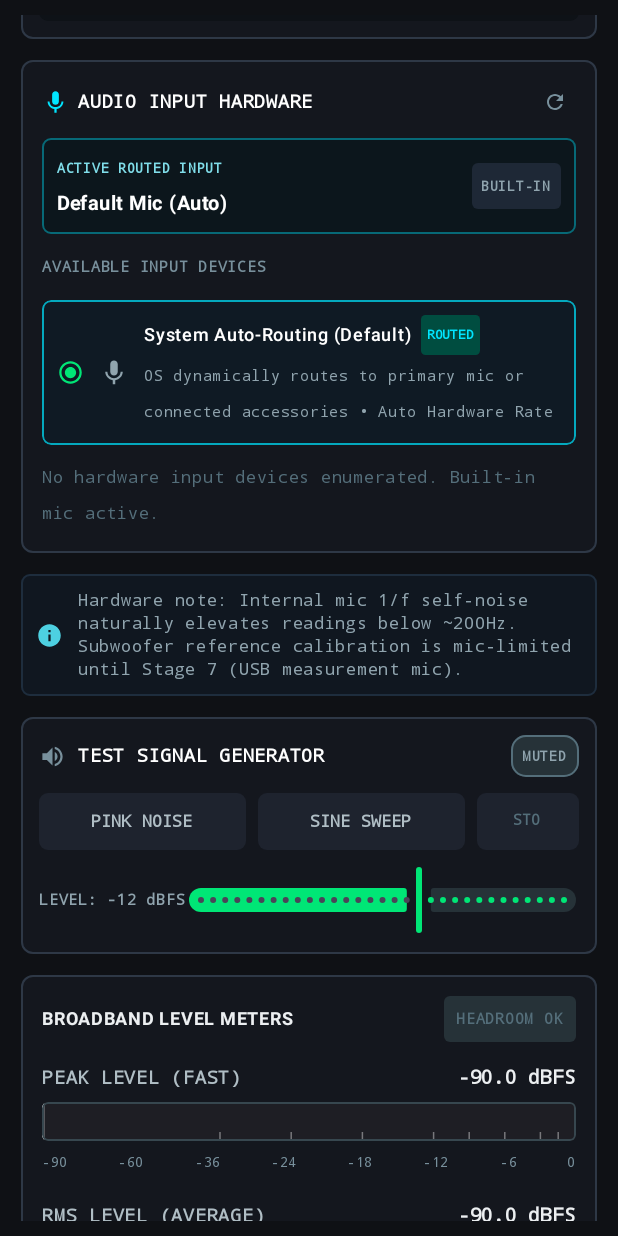
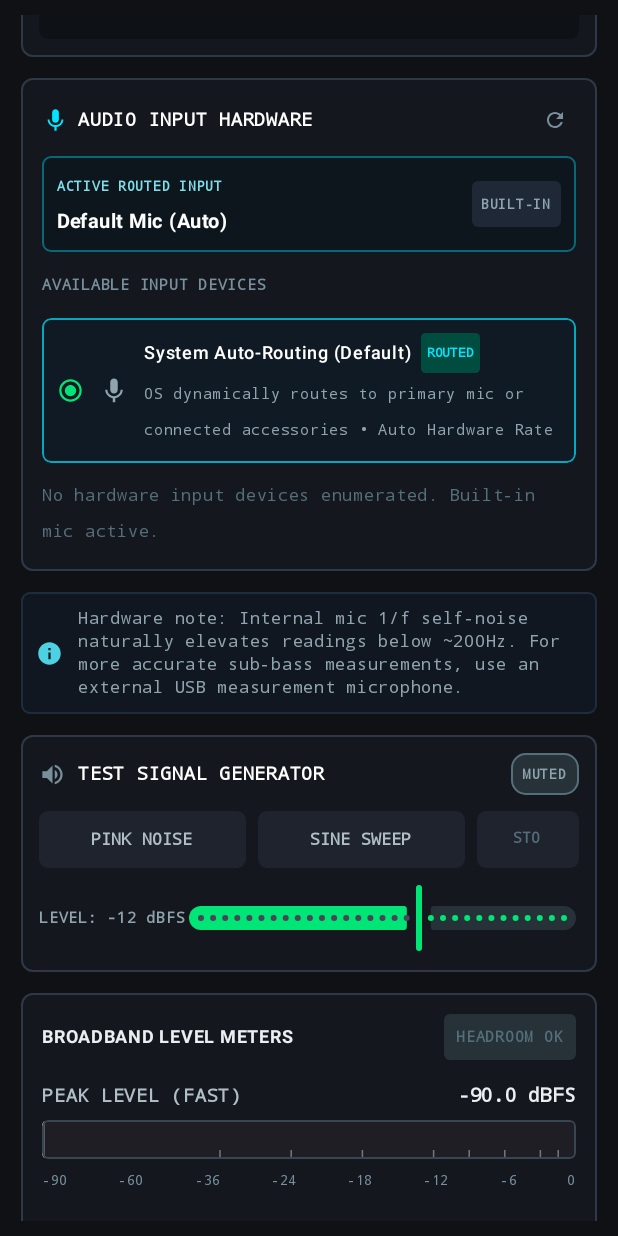
Before and after one commit to AdwaitOP/rta-tuner, an Android app built with Jetpack Compose: the screen it shows after launch (MainActivity), after a tap on "Refresh Devices", on a phone screen of 412 x 824 dp. Run offline under Robolectric (Android 15) with nearby library versions, the light colour scheme and no system bars; our stand-ins replace Room's generated code; 4 statements that could not run were skipped.

Commit message:
Checkpoint: audio pipeline, signal generator, FFT, UI and test updates

```diff
--- a/app/src/main/java/com/rtatuner/app/core/audio/AudioCaptureManager.kt
+++ b/app/src/main/java/com/rtatuner/app/core/audio/AudioCaptureManager.kt
@@ -10,13 +10,11 @@ import android.media.AudioRecord
 import android.media.MediaRecorder
 import android.os.Process
 import android.util.Log
-import kotlinx.coroutines.channels.BufferOverflow
-import kotlinx.coroutines.channels.Channel
 import kotlinx.coroutines.flow.Flow
 import kotlinx.coroutines.flow.MutableStateFlow
 import kotlinx.coroutines.flow.StateFlow
 import kotlinx.coroutines.flow.asStateFlow
-import kotlinx.coroutines.flow.receiveAsFlow
+import kotlinx.coroutines.flow.emptyFlow
 import com.rtatuner.app.core.dsp.BiquadFilterBank
 import com.rtatuner.app.core.dsp.FftProcessor
 import java.util.concurrent.atomic.AtomicBoolean
@@ -50,13 +48,8 @@ class AudioCaptureManager(
     // State flow for UI and diagnostics
     private val _uiState = MutableStateFlow(AudioCaptureUiState())
     val uiState: StateFlow<AudioCaptureUiState> = _uiState.asStateFlow()
-
-    // Non-blocking channel for high-speed audio frames
-    private val frameChannel = Channel<AudioFrame>(
-        capacity = 4,
-        onBufferOverflow = BufferOverflow.DROP_OLDEST
-    )
-    val audioFrames: Flow<AudioFrame> = frameChannel.receiveAsFlow()
+    @Deprecated("Legacy unbuffered flow; observe uiState directly instead", ReplaceWith("uiState"))
+    val audioFrames: Flow<AudioFrame> = emptyFlow()
 
     private val isRunning = AtomicBoolean(false)
     private var captureThread: Thread? = null
@@ -422,7 +415,8 @@ class AudioCaptureManager(
                 val isClipping = AudioMath.isClipping(readBuffer, readResult)
 
                 // Real-time FFT spectral analysis (Hann window, Radix-2 FFT powering raw FFT line mode)
-                val fftResult = fftProcessor.processFrame(slidingWindow)
+                // Skips redundant 31-band binning since 64-bit continuous IIR BiquadFilterBank is authoritative for 1/3-octave view
+                val fftResult = fftProcessor.processFrame(slidingWindow, computeOctaveBands = false)
 
                 val nowNs = System.nanoTime()
                 totalFrames++
@@ -433,18 +427,6 @@ class AudioCaptureManager(
                     framesInSecond = 0
                     lastFpsTimeNs = nowNs
                 }
-
-                val frame = AudioFrame(
-                    samples = slidingWindow.copyOf(), // Cloned for downstream thread safety
-                    sampleRate = sampleRate,
-                    rmsDb = rmsDb,
-                    peakDb = peakDb,
-                    isClipping = isClipping,
-                    fftResult = fftResult.copy(octave31Db = octave31FilterDb),
-                    timestampNs = nowNs
-                )
-
-                frameChannel.trySend(frame)
 
                 // Update UI state diagnostics periodically (avoid overwhelming Main thread)
                 _uiState.value = _uiState.value.let { current ->
--- a/app/src/main/java/com/rtatuner/app/core/audio/SignalGeneratorState.kt
+++ b/app/src/main/java/com/rtatuner/app/core/audio/SignalGeneratorState.kt
@@ -33,5 +33,6 @@ data class SignalGeneratorState(
     val sweepRange: SweepRangePreset = SweepRangePreset.FULL_SPECTRUM,
     val isSweepLooping: Boolean = true,
     val currentSweepProgress: Float = 0.0f, // 0.0 to 1.0
-    val currentSweepFreqHz: Float = 20.0f
+    val currentSweepFreqHz: Float = 20.0f,
+    val errorMessage: String? = null
 )
--- a/app/src/main/java/com/rtatuner/app/ui/DebugScreen.kt
+++ b/app/src/main/java/com/rtatuner/app/ui/DebugScreen.kt
@@ -23,6 +23,7 @@ import androidx.compose.foundation.layout.wrapContentWidth
 import androidx.compose.ui.text.style.TextOverflow
 import androidx.compose.foundation.shape.CircleShape
 import androidx.compose.foundation.shape.RoundedCornerShape
+import androidx.compose.foundation.horizontalScroll
 import androidx.compose.foundation.verticalScroll
 import androidx.compose.material.icons.Icons
 import androidx.compose.material.icons.filled.GraphicEq
@@ -210,7 +211,7 @@ fun DebugScreen(
                 )
             }
 
-            // Stage 7 Hotplug Switch Prompt Dialog
+            // Hotplug Switch Prompt Dialog
             val attachedPrompt = uiState.deviceAttachedPrompt
             if (attachedPrompt != null) {
                 AlertDialog(
@@ -278,7 +279,7 @@ fun DebugScreen(
                 )
             }
 
-            // Stage 3 SurfaceView Spectrum Card with Stage 6 Frozen Overlays
+            // SurfaceView Spectrum Card with Frozen Overlays
             SurfaceSpectrumCard(
                 uiState = uiState,
                 frozenSnapshots = frozenSnapshots,
@@ -300,7 +301,7 @@ fun DebugScreen(
                 }
             )
 
-            // Stage 5 Calibration & Target Curves Card
+            // Calibration & Target Curves Card
             CalibrationControlsCard(
                 uiState = uiState,
                 onLoadMicCurve = { name, content -> viewModel.loadMicCurve(name, content) },
@@ -315,7 +316,7 @@ fun DebugScreen(
                 onClearNoiseFloor = { viewModel.clearNoiseFloor() }
             )
 
-            // Stage 6 Session Tools Card
+            // Session Tools Card
             SessionToolsCard(
                 viewModel = viewModel,
                 surfaceViewRef = surfaceViewRef,
@@ -324,7 +325,7 @@ fun DebugScreen(
                 savedSessions = savedSessions
             )
 
-            // Stage 7 Audio Input Hardware & Device Selection Card
+            // Audio Input Hardware & Device Selection Card
             AudioInputDeviceCard(
                 uiState = uiState,
                 onSelectDevice = { viewModel.setPreferredInputDevice(it) },
@@ -335,7 +336,7 @@ fun DebugScreen(
             // Hardware Mic Noise Floor Limitation Notice
             MicNoiseFloorNoticeCard()
 
-            // Stage 4 Test Signal Generator Card
+            // Test Signal Generator Card
             SignalGeneratorCard(
                 state = uiState.generator,
                 onStartPinkNoise = { viewModel.startPinkNoise() },
@@ -361,8 +362,37 @@ fun DebugScreen(
                 onResetPeak = { viewModel.resetPeakHold() }
             )
 
-            // Hardware & Engine Diagnostics Card
+            // Advanced Diagnostics Card (collapsed by default)
+            var showHardwareDiag by remember { mutableStateOf(false) }
+            Row(
+                modifier = Modifier
+                    .fillMaxWidth()
+                    .clip(RoundedCornerShape(6.dp))
+                    .background(
+                        if (showHardwareDiag) Color(0xFF14171E) else Color.Transparent
+                    )
+                    .clickable { showHardwareDiag = !showHardwareDiag }
+                    .padding(horizontal = 10.dp, vertical = 8.dp),
+                horizontalArrangement = Arrangement.spacedBy(8.dp),
+                verticalAlignment = Alignment.CenterVertically
+            ) {
+                Icon(
+                    imageVector = Icons.Default.Info,
+                    contentDescription = "Toggle advanced diagnostics",
+                    tint = Color(0xFF546E7A),
+                    modifier = Modifier.size(16.dp)
+                )
+                Text(
+                    text = if (showHardwareDiag) "▾ ADVANCED DIAGNOSTICS" else "▸ ADVANCED DIAGNOSTICS",
+                    color = Color(0xFF78909C),
+                    fontSize = 11.sp,
+                    fontWeight = FontWeight.Bold,
+                    fontFamily = FontFamily.Monospace
+                )
+            }
+            if (showHardwareDiag) {
                 HardwareDiagnosticsCard(uiState = uiState)
+            }
 
             // Audio Controls (Start / Stop / Reset)
             ControlsSection(
@@ -440,6 +470,7 @@ private fun FullscreenGraphView(
             // Active frozen snapshots badges
             if (frozenSnapshots.isNotEmpty()) {
                 Row(
+                    modifier = Modifier.horizontalScroll(rememberScrollState()),
                     horizontalArrangement = Arrangement.spacedBy(4.dp),
                     verticalAlignment = Alignment.CenterVertically
                 ) {
@@ -567,7 +598,7 @@ private fun HeaderSection(status: CaptureStatus) {
                     letterSpacing = 1.sp
                 )
                 Text(
-                    text = "STAGE 7 • USB/EXT MIC, SESSIONS & 60FPS RTA",
+                    text = "Real-Time Audio Spectrum Analyzer",
                     color = Color(0xFF78909C),
                     fontSize = 10.sp,
                     fontWeight = FontWeight.Bold,
@@ -723,26 +754,31 @@ private fun SurfaceSpectrumCard(
 
             // Row 2: EMA Averaging Presets & dB Range Selector
             Row(
-                modifier = Modifier.fillMaxWidth(),
+                modifier = Modifier
+                    .fillMaxWidth()
+                    .horizontalScroll(rememberScrollState()),
                 horizontalArrangement = Arrangement.SpaceBetween,
                 verticalAlignment = Alignment.CenterVertically
             ) {
                 // EMA Averaging Selector
-                Row(verticalAlignment = Alignment.CenterVertically) {
+                Row(
+                    verticalAlignment = Alignment.CenterVertically,
+                    modifier = Modifier.padding(end = 6.dp)
+                ) {
                     Text(
                         text = "AVG:",
                         color = Color(0xFF78909C),
-                        fontSize = 10.sp,
+                        fontSize = 9.sp,
                         fontWeight = FontWeight.Bold,
                         fontFamily = FontFamily.Monospace,
-                        modifier = Modifier.padding(end = 4.dp)
+                        modifier = Modifier.padding(end = 3.dp)
                     )
                     Row(
                         modifier = Modifier
                             .clip(RoundedCornerShape(6.dp))
                             .background(Color(0xFF0C0E12))
                             .border(1.dp, Color(0xFF242C38), RoundedCornerShape(6.dp))
-                            .padding(2.dp)
+                            .padding(1.dp)
                     ) {
                         EmaPreset.values().forEach { preset ->
                             SelectChip(
@@ -759,17 +795,17 @@ private fun SurfaceSpectrumCard(
                     Text(
                         text = "RANGE:",
                         color = Color(0xFF78909C),
-                        fontSize = 10.sp,
+                        fontSize = 9.sp,
                         fontWeight = FontWeight.Bold,
                         fontFamily = FontFamily.Monospace,
-                        modifier = Modifier.padding(end = 4.dp)
+                        modifier = Modifier.padding(end = 3.dp)
                     )
                     Row(
                         modifier = Modifier
                             .clip(RoundedCornerShape(6.dp))
                             .background(Color(0xFF0C0E12))
                             .border(1.dp, Color(0xFF242C38), RoundedCornerShape(6.dp))
-                            .padding(2.dp)
+                            .padding(1.dp)
                     ) {
                         listOf(-60f, -80f, -90f).forEach { minDb ->
                             SelectChip(
@@ -852,6 +888,9 @@ private fun SurfaceSpectrumCard(
 
                 if (frozenSnapshots.isNotEmpty()) {
                     Row(
+                        modifier = Modifier
+                            .weight(1f, fill = false)
+                            .horizontalScroll(rememberScrollState()),
                         horizontalArrangement = Arrangement.spacedBy(4.dp),
                         verticalAlignment = Alignment.CenterVertically
                     ) {
@@ -899,7 +938,36 @@ private fun SurfaceSpectrumCard(
             }
 
 
-            // Telemetry Row
+            // Performance Diagnostics (collapsed by default)
+            var showDiagnostics by remember { mutableStateOf(false) }
+            Row(
+                modifier = Modifier
+                    .fillMaxWidth()
+                    .clip(RoundedCornerShape(4.dp))
+                    .background(
+                        if (showDiagnostics) Color(0xFF00E676).copy(alpha = 0.06f)
+                        else Color.Transparent
+                    )
+                    .clickable { showDiagnostics = !showDiagnostics }
+                    .padding(horizontal = 4.dp, vertical = 2.dp),
+                horizontalArrangement = Arrangement.spacedBy(8.dp),
+                verticalAlignment = Alignment.CenterVertically
+            ) {
+                Icon(
+                    imageVector = Icons.Default.Info,
+                    contentDescription = "Toggle diagnostics",
+                    tint = Color(0xFF546E7A),
+                    modifier = Modifier.size(12.dp)
+                )
+                Text(
+                    text = if (showDiagnostics) "HIDE DIAGNOSTICS" else "DIAGNOSTICS",
+                    color = Color(0xFF546E7A),
+                    fontSize = 9.sp,
+                    fontWeight = FontWeight.Bold,
+                    fontFamily = FontFamily.Monospace
+                )
+            }
+            if (showDiagnostics) {
                 Row(
                     modifier = Modifier.fillMaxWidth(),
                     horizontalArrangement = Arrangement.spacedBy(12.dp),
@@ -923,6 +991,7 @@ private fun SurfaceSpectrumCard(
                         maxLines = 1,
                         softWrap = false
                     )
+                }
             }
 
             // Peak-Hold Ballistics Toggle — own row so it always has full width
@@ -1043,7 +1112,7 @@ private fun SelectChip(
             .clip(RoundedCornerShape(4.dp))
             .background(if (isSelected) Color(0xFF37474F) else Color.Transparent)
             .clickable { onClick() }
-            .padding(horizontal = 6.dp, vertical = 3.dp)
+            .padding(horizontal = 5.dp, vertical = 2.dp)
     ) {
         Text(
             text = label,
@@ -1404,7 +1473,7 @@ private fun HardwareDiagnosticsCard(uiState: AudioCaptureUiState) {
             verticalArrangement = Arrangement.spacedBy(9.dp)
         ) {
             Text(
-                text = "HARDWARE & PERFORMANCE TELEMETRY",
+                text = "HARDWARE & ENGINE DIAGNOSTICS",
                 color = Color(0xFFECEFF1),
                 fontSize = 12.sp,
                 fontWeight = FontWeight.Bold,
@@ -1553,7 +1622,7 @@ private fun MicNoiseFloorNoticeCard() {
             )
             Spacer(modifier = Modifier.width(10.dp))
             Text(
-                text = "Hardware note: Internal mic 1/f self-noise naturally elevates readings below ~200Hz. Subwoofer reference calibration is mic-limited until Stage 7 (USB measurement mic).",
+                text = "Hardware note: Internal mic 1/f self-noise naturally elevates readings below ~200Hz. For more accurate sub-bass measurements, use an external USB measurement microphone.",
                 color = Color(0xFF90A4AE),
                 fontSize = 11.sp,
                 fontFamily = FontFamily.Monospace,
@@ -1625,6 +1694,36 @@ private fun SignalGeneratorCard(
                         softWrap = false,
                         modifier = Modifier.padding(horizontal = 8.dp, vertical = 2.dp)
                     )
+                }
+            }
+
+            // Error banner if any
+            if (state.errorMessage != null) {
+                Surface(
+                    color = Color(0xFFB71C1C).copy(alpha = 0.2f),
+                    shape = RoundedCornerShape(4.dp),
+                    border = androidx.compose.foundation.BorderStroke(1.dp, Color(0xFFFF5252).copy(alpha = 0.5f)),
+                    modifier = Modifier.fillMaxWidth()
+                ) {
+                    Row(
+                        modifier = Modifier.padding(horizontal = 8.dp, vertical = 6.dp),
+                        verticalAlignment = Alignment.CenterVertically
+                    ) {
+                        Icon(
+                            imageVector = Icons.Default.Warning,
+                            contentDescription = "Error",
+                            tint = Color(0xFFFF5252),
+                            modifier = Modifier.size(14.dp)
+                        )
+                        Spacer(modifier = Modifier.width(6.dp))
+                        Text(
+                            text = state.errorMessage,
+                            color = Color(0xFFFF8A80),
+                            fontSize = 10.sp,
+                            fontFamily = FontFamily.Monospace,
+                            fontWeight = FontWeight.Bold
+                        )
+                    }
                 }
             }
 
@@ -1945,7 +2044,7 @@ fun CalibrationControlsCard(
                         modifier = Modifier.size(18.dp)
                     )
                     Text(
-                        text = "STAGE 5: CALIBRATION & TARGET CURVES",
+                        text = "CALIBRATION & TARGET CURVES",
                         color = Color.White,
                         fontSize = 12.sp,
                         fontWeight = FontWeight.Bold,
--- a/app/src/main/java/com/rtatuner/app/ui/components/AudioInputDeviceCard.kt
+++ b/app/src/main/java/com/rtatuner/app/ui/components/AudioInputDeviceCard.kt
@@ -45,7 +45,7 @@ import com.rtatuner.app.core.audio.AudioInputDeviceInfo
 import com.rtatuner.app.core.audio.DeviceCategory
 
 /**
- * UI Component for Stage 7: Input Device Enumeration, Routing Status,
+ * UI Component for Input Device Enumeration, Routing Status,
  * Sample Rate Renegotiation, and Hotplug Detection.
  */
 @Composable
--- a/app/src/main/java/com/rtatuner/app/ui/components/LevelMeter.kt
+++ b/app/src/main/java/com/rtatuner/app/ui/components/LevelMeter.kt
@@ -128,10 +128,12 @@ fun LevelMeter(
                     )
                 }
 
-                // Draw scale ticks across the meter
-                val tickMarks = listOf(-60f, -48f, -36f, -24f, -18f, -12f, -6f, -3f)
-                for (tickDb in tickMarks) {
-                    val tickFraction = (tickDb - minDb) / (maxDb - minDb)
+                // Draw scale ticks across the meter (relative to safeMaxDb, shifting properly in SPL mode)
+                val relativeTickOffsets = listOf(60f, 48f, 36f, 24f, 18f, 12f, 6f, 3f)
+                for (offset in relativeTickOffsets) {
+                    val tickDb = safeMaxDb - offset
+                    if (tickDb > safeMinDb) {
+                        val tickFraction = ((tickDb - safeMinDb) / span).coerceIn(0f, 1f)
                         val tickX = size.width * tickFraction
                         drawLine(
                             color = Color(0x66FFFFFF),
@@ -142,17 +144,21 @@ fun LevelMeter(
                     }
                 }
             }
+        }
 
-        // Scale label ticks below the bar
+        // Scale label ticks below the bar (shifted dynamically for dBFS or dBSPL)
+        val labelOffsets = listOf(90f, 60f, 36f, 24f, 18f, 12f, 6f, 0f)
         Row(
             modifier = Modifier
                 .fillMaxWidth()
                 .padding(top = 2.dp),
             horizontalArrangement = Arrangement.SpaceBetween
         ) {
-            listOf("-90", "-60", "-36", "-24", "-18", "-12", "-6", "0").forEach { mark ->
+            labelOffsets.forEach { offset ->
+                val markDb = safeMaxDb - offset
+                val labelText = String.format(Locale.US, "%.0f", markDb)
                 Text(
-                    text = mark,
+                    text = labelText,
                     color = Color(0xFF78909C),
                     fontSize = 9.sp,
                     fontFamily = FontFamily.Monospace
--- a/app/src/main/java/com/rtatuner/app/ui/components/SessionToolsCard.kt
+++ b/app/src/main/java/com/rtatuner/app/ui/components/SessionToolsCard.kt
@@ -125,7 +125,7 @@ fun SessionToolsCard(
                             letterSpacing = 0.5.sp
                         )
                         Text(
-                            text = "STAGE 6 • FREEZE OVERLAYS, EXPORT & ROOM HISTORY",
+                            text = "Freeze overlays, export & room history",
                             color = Color(0xFF78909C),
                             fontSize = 9.sp,
                             fontFamily = FontFamily.Monospace
--- a/gradle.properties
+++ b/gradle.properties
@@ -1,5 +1,6 @@
+# Project-level Gradle properties.
+# Machine-specific settings (such as org.gradle.java.home) should be set in ~/.gradle/gradle.properties
 org.gradle.jvmargs=-Xmx2048m -Dfile.encoding=UTF-8
-org.gradle.java.home=C:/Program Files/Android/Android Studio/jbr
 android.useAndroidX=true
 kotlin.code.style=official
 android.nonTransitiveRClass=true
```
Also changed, not shown: app/src/main/java/com/rtatuner/app/core/audio/SignalGenerator.kt (+64 -8 lines), app/src/main/java/com/rtatuner/app/core/dsp/FftProcessor.kt (+20 -7 lines), 4 other files. Lines whose indentation alone changed are shown as unchanged.
